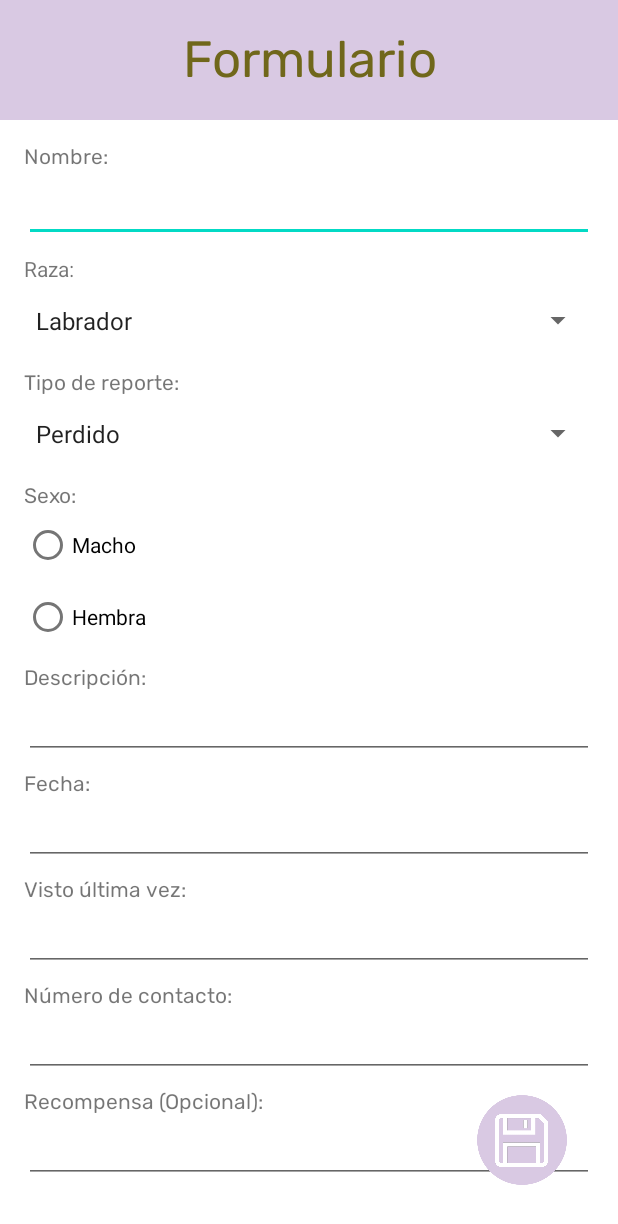
After one commit to josue30iso/MangaReviews, an Android app: the Formulario screen opened directly, with no data from a screen before it, on a phone screen of 412 x 824 dp. The commit adds this screen. Shown: the top 1224 px of the screen. Run offline under Robolectric (Android 15) with nearby library versions, the phone set to English and light mode, and no system bars; network calls fail.

Commit message:
Formulario

```diff
--- a/app/src/main/AndroidManifest.xml
+++ b/app/src/main/AndroidManifest.xml
@@ -15,6 +15,9 @@
         android:supportsRtl="true"
         android:theme="@style/Theme.MangaReviews"
         android:usesCleartextTraffic="true">
+        <activity
+            android:name=".Formulario"
+            android:exported="false" />
         <activity
             android:name=".Trofeos"
             android:exported="false" />
--- /dev/null
+++ b/app/src/main/java/com/tripndream/comeback/Formulario.java
@@ -0,0 +1,14 @@
+package com.tripndream.comeback;
+
+import androidx.appcompat.app.AppCompatActivity;
+
+import android.os.Bundle;
+
+public class Formulario extends AppCompatActivity {
+
+    @Override
+    protected void onCreate(Bundle savedInstanceState) {
+        super.onCreate(savedInstanceState);
+        setContentView(R.layout.activity_formulario);
+    }
+}
--- a/app/src/main/java/com/tripndream/comeback/ReviewActivity.java
+++ b/app/src/main/java/com/tripndream/comeback/ReviewActivity.java
@@ -121,7 +121,7 @@ public class ReviewActivity extends AppCompatActivity {
         tvNombre.setText(intent.getStringExtra("key_texto_nombre_receta"));
 
         Resources res = getResources();
-        String s[] = res.getStringArray(R.array.categories);
+        String s[] = res.getStringArray(R.array.razas);
         String categoria = s[intent.getIntExtra("key_id_categoria",0)];
         tvCategoria.setText(categoria);
 
@@ -273,7 +273,7 @@ public class ReviewActivity extends AppCompatActivity {
             tvReview.setText(data.getStringExtra("key_edit_preparacion"));
 
             Resources res = getResources();
-            String s[] = res.getStringArray(R.array.categories);
+            String s[] = res.getStringArray(R.array.razas);
             String categoria = s[data.getIntExtra("key_id_categoria",0)];
             tvCategoria.setText(categoria);
 
--- a/app/src/main/res/layout/activity_agregar_receta.xml
+++ b/app/src/main/res/layout/activity_agregar_receta.xml
@@ -188,7 +188,7 @@
                 android:layout_marginStart="4dp"
                 android:layout_marginTop="16dp"
                 android:layout_marginEnd="32dp"
-                android:entries="@array/editCategories"
+                android:entries="@array/tipoReporte"
                 app:layout_constraintEnd_toEndOf="parent"
                 app:layout_constraintStart_toEndOf="@+id/textView16"
                 app:layout_constraintTop_toBottomOf="@+id/etAgregaNombre" />
--- a/app/src/main/res/layout/activity_edit_receta.xml
+++ b/app/src/main/res/layout/activity_edit_receta.xml
@@ -190,7 +190,7 @@
                 android:layout_marginStart="4dp"
                 android:layout_marginTop="16dp"
                 android:layout_marginEnd="32dp"
-                android:entries="@array/editCategories"
+                android:entries="@array/tipoReporte"
                 app:layout_constraintEnd_toEndOf="parent"
                 app:layout_constraintStart_toEndOf="@+id/textView16"
                 app:layout_constraintTop_toBottomOf="@+id/etNombre" />
--- /dev/null
+++ b/app/src/main/res/layout/activity_formulario.xml
@@ -0,0 +1,203 @@
+<?xml version="1.0" encoding="utf-8"?>
+<androidx.constraintlayout.widget.ConstraintLayout xmlns:android="http://schemas.android.com/apk/res/android"
+    xmlns:app="http://schemas.android.com/apk/res-auto"
+    xmlns:tools="http://schemas.android.com/tools"
+    android:layout_width="match_parent"
+    android:layout_height="match_parent"
+    tools:context=".Formulario">
+
+    <FrameLayout
+        android:id="@+id/frameLayout"
+        android:layout_width="match_parent"
+        android:layout_height="80dp"
+        android:background="@drawable/bg4"
+        app:layout_constraintEnd_toEndOf="parent"
+        app:layout_constraintStart_toStartOf="parent"
+        app:layout_constraintTop_toTopOf="parent">
+
+        <TextView
+            android:id="@+id/textView24"
+            android:layout_width="match_parent"
+            android:layout_height="match_parent"
+            android:fontFamily="@font/rubik"
+            android:gravity="center"
+            android:text="Formulario"
+            android:textAppearance="@style/TextAppearance.AppCompat.Display1"
+            android:textColor="#70671B" />
+    </FrameLayout>
+
+    <ScrollView
+        android:id="@+id/scrollView5"
+        android:layout_width="0dp"
+        android:layout_height="0dp"
+        app:layout_constraintBottom_toBottomOf="parent"
+        app:layout_constraintEnd_toEndOf="parent"
+        app:layout_constraintStart_toStartOf="parent"
+        app:layout_constraintTop_toBottomOf="@+id/frameLayout">
+
+        <LinearLayout
+            android:layout_width="match_parent"
+            android:layout_height="wrap_content"
+            android:orientation="vertical"
+            android:padding="16dp">
+
+            <TextView
+                android:id="@+id/textView25"
+                android:layout_width="match_parent"
+                android:layout_height="wrap_content"
+                android:fontFamily="@font/rubik"
+                android:text="Nombre:" />
+
+            <EditText
+                android:id="@+id/etNombrePerro"
+                android:layout_width="match_parent"
+                android:layout_height="wrap_content"
+                android:ems="10"
+                android:fontFamily="@font/rubik"
+                android:inputType="textPersonName"
+                android:minHeight="48dp" />
+
+            <TextView
+                android:id="@+id/textView26"
+                android:layout_width="match_parent"
+                android:layout_height="wrap_content"
+                android:layout_marginTop="8dp"
+                android:text="Raza:" />
+
+            <Spinner
+                android:id="@+id/spRazaPerro"
+                android:layout_width="match_parent"
+                android:layout_height="50dp"
+                android:entries="@array/razas" />
+
+            <TextView
+                android:id="@+id/textView27"
+                android:layout_width="match_parent"
+                android:layout_height="wrap_content"
+                android:layout_marginTop="8dp"
+                android:fontFamily="@font/rubik"
+                android:text="Tipo de reporte:" />
+
+            <Spinner
+                android:id="@+id/spTipoReporte"
+                android:layout_width="match_parent"
+                android:layout_height="50dp"
+                android:entries="@array/tipoReporte" />
+
+            <TextView
+                android:id="@+id/textView28"
+                android:layout_width="match_parent"
+                android:layout_height="wrap_content"
+                android:layout_marginTop="8dp"
+                android:fontFamily="@font/rubik"
+                android:text="Sexo:" />
+
+            <RadioGroup
+                android:layout_width="match_parent"
+                android:layout_height="match_parent" >
+
+                <RadioButton
+                    android:id="@+id/rbMacho"
+                    android:layout_width="match_parent"
+                    android:layout_height="wrap_content"
+                    android:text="Macho" />
+
+                <RadioButton
+                    android:id="@+id/rbHembra"
+                    android:layout_width="match_parent"
+                    android:layout_height="wrap_content"
+                    android:text="Hembra" />
+            </RadioGroup>
+
+            <TextView
+                android:id="@+id/textView30"
+                android:layout_width="match_parent"
+                android:layout_height="wrap_content"
+                android:layout_marginTop="8dp"
+                android:fontFamily="@font/rubik"
+                android:text="Descripción:" />
+
+            <EditText
+                android:id="@+id/etDescripcionReporte"
+                android:layout_width="match_parent"
+                android:layout_height="wrap_content"
+                android:gravity="start|top"
+                android:inputType="textMultiLine" />
+
+            <TextView
+                android:id="@+id/textView31"
+                android:layout_width="match_parent"
+                android:layout_height="wrap_content"
+                android:layout_marginTop="8dp"
+                android:fontFamily="@font/rubik"
+                android:text="Fecha:" />
+
+            <EditText
+                android:id="@+id/etFechaReporte"
+                android:layout_width="match_parent"
+                android:layout_height="wrap_content"
+                android:ems="10"
+                android:inputType="date" />
+
+            <TextView
+                android:id="@+id/textView32"
+                android:layout_width="match_parent"
+                android:layout_height="wrap_content"
+                android:layout_marginTop="8dp"
+                android:fontFamily="@font/rubik"
+                android:text="Visto última vez:" />
+
+            <EditText
+                android:id="@+id/etUltVista"
+                android:layout_width="match_parent"
+                android:layout_height="wrap_content"
+                android:ems="10"
+                android:gravity="start|top"
+                android:inputType="textMultiLine" />
+
+            <TextView
+                android:id="@+id/textView33"
+                android:layout_width="match_parent"
+                android:layout_height="wrap_content"
+                android:layout_marginTop="8dp"
+                android:fontFamily="@font/rubik"
+                android:text="Número de contacto:" />
+
+            <EditText
+                android:id="@+id/etTelefonoReporte"
+                android:layout_width="match_parent"
+                android:layout_height="wrap_content"
+                android:ems="10"
+                android:inputType="phone" />
+
+            <TextView
+                android:id="@+id/textView34"
+                android:layout_width="match_parent"
+                android:layout_height="wrap_content"
+                android:layout_marginTop="8dp"
+                android:fontFamily="@font/rubik"
+                android:text="Recompensa (Opcional):" />
+
+            <EditText
+                android:id="@+id/editTextNumber"
+                android:layout_width="match_parent"
+                android:layout_height="wrap_content"
+                android:ems="10"
+                android:inputType="number" />
+
+        </LinearLayout>
+    </ScrollView>
+
+    <ImageButton
+        android:id="@+id/imageButton"
+        android:layout_width="80dp"
+        android:layout_height="80dp"
+        android:layout_marginEnd="24dp"
+        android:layout_marginBottom="24dp"
+        android:backgroundTint="#00FFFFFF"
+        android:scaleType="centerCrop"
+        app:layout_constraintBottom_toBottomOf="parent"
+        app:layout_constraintEnd_toEndOf="parent"
+        app:srcCompat="@drawable/guardar" />
+
+</androidx.constraintlayout.widget.ConstraintLayout>
--- a/app/src/main/res/layout/activity_inicio.xml
+++ b/app/src/main/res/layout/activity_inicio.xml
@@ -14,7 +14,7 @@
         android:layout_marginTop="24dp"
         android:layout_marginEnd="32dp"
         android:backgroundTint="@color/design_default_color_error"
-        android:entries="@array/categories"
+        android:entries="@array/razas"
         android:spinnerMode="dropdown"
         android:theme="@style/Spinner"
         app:layout_constraintEnd_toEndOf="parent"
--- a/app/src/main/res/layout/activity_main.xml
+++ b/app/src/main/res/layout/activity_main.xml
@@ -4,7 +4,7 @@
     xmlns:tools="http://schemas.android.com/tools"
     android:layout_width="match_parent"
     android:layout_height="match_parent"
-    android:background="@color/MRPink"
+    android:background="@drawable/background"
     tools:context=".MainActivity">
 
     <EditText
--- /dev/null
+++ b/app/src/main/res/values/entriesSpinners.xml
@@ -0,0 +1,16 @@
+<?xml version="1.0" encoding="utf-8"?>
+<resources>
+    <string-array name="razas">
+        <item>Labrador</item>
+        <item>Schnauzer</item>
+        <item>Silky</item>
+        <item>Pastor Alemán</item>
+        <item>Poodle</item>
+        <item>Yorkshire</item>
+    </string-array>
+    <string-array name="tipoReporte">
+        <item>Perdido</item>
+        <item>Refugiado</item>
+        <item>Avistado</item>
+    </string-array>
+</resources>
```
Also changed, not shown: app/src/main/java/com/tripndream/comeback/MainMenu.java (+8 -1 lines), app/src/main/java/com/tripndream/comeback/Trofeos.java (+62 -2 lines), app/src/main/res/layout/activity_trofeos.xml (+48 -28 lines), app/src/main/res/values/entriesCategories.xml (deleted, +0 -19 lines), app/src/main/res/drawable/background.png (added), app/src/main/res/drawable/bg1.png (added), app/src/main/res/drawable/bg2.png (added), app/src/main/res/drawable/bg3.png (added), app/src/main/res/drawable/bg4.png (added), app/src/main/res/drawable/logo.png.
